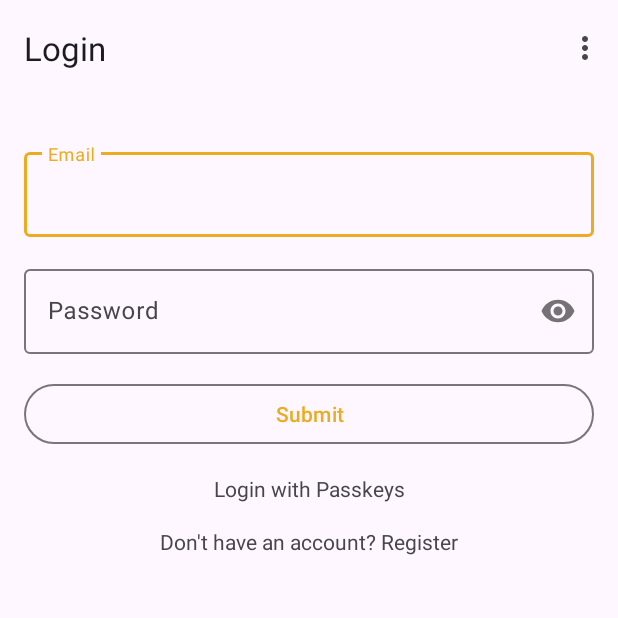
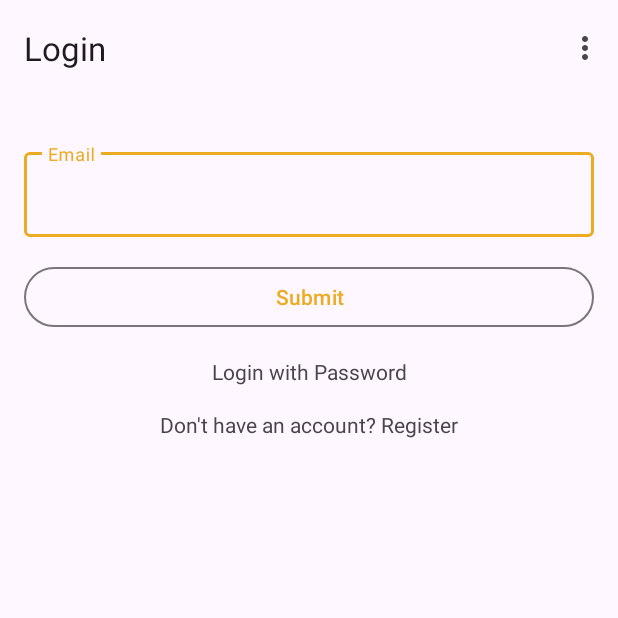
Before and after one commit to bgaurav7/passkeys-auth-android, an Android app: the screen it shows after launch (AuthActivity), on a phone screen of 412 x 824 dp, the top half of it. Run offline under Robolectric (Android 15) with nearby library versions, the phone set to English and light mode, and no system bars; our stand-ins replace navigation-ui; 1 statement that could not run was skipped.

Commit message:
Routes Changed for Password Authentication

```diff
--- a/app/src/main/java/in/bgaurav/passkeys/repository/AuthRepository.kt
+++ b/app/src/main/java/in/bgaurav/passkeys/repository/AuthRepository.kt
@@ -3,7 +3,11 @@ package `in`.bgaurav.passkeys.repository
 import `in`.bgaurav.passkeys.model.AuthResponse
 
 interface AuthRepository {
-    suspend fun login(email: String, password: String): AuthResponse
-    suspend fun register(firstName: String, lastName: String, email: String, password: String): AuthResponse
+
+    suspend fun loginPassword(email: String, password: String): AuthResponse
+
+    suspend fun registerPassword(firstName: String, lastName: String, email: String, password: String): AuthResponse
+
     suspend fun verifyOtp(email: String, otp: String): AuthResponse
+
 }
--- a/app/src/main/java/in/bgaurav/passkeys/view/AuthLoginFragment.kt
+++ b/app/src/main/java/in/bgaurav/passkeys/view/AuthLoginFragment.kt
@@ -9,7 +9,6 @@ import android.view.View
 import android.view.ViewGroup
 import androidx.core.content.ContextCompat
 import androidx.fragment.app.activityViewModels
-import androidx.lifecycle.ViewModelProvider
 import androidx.navigation.fragment.findNavController
 import com.google.android.material.snackbar.Snackbar
 import `in`.bgaurav.passkeys.R
@@ -21,6 +20,8 @@ import `in`.bgaurav.passkeys.viewmodel.AuthViewModel
  * A simple [Fragment] subclass as the default destination in the navigation.
  */
 class AuthLoginFragment : Fragment() {
+
+    private val TAG = AuthLoginFragment::class.java.simpleName
 
     private var _binding: FragmentAuthLoginBinding? = null
 
@@ -67,7 +68,7 @@ class AuthLoginFragment : Fragment() {
         }
 
         viewModel.loginState.observe(viewLifecycleOwner) {
-            Log.d("GB", it.toString())
+            Log.d(TAG, "View loginState $it")
             when (it) {
                 is AuthViewModel.LoginState.Idle -> {
 
--- a/app/src/main/java/in/bgaurav/passkeys/viewmodel/AuthViewModel.kt
+++ b/app/src/main/java/in/bgaurav/passkeys/viewmodel/AuthViewModel.kt
@@ -13,6 +13,8 @@ import kotlinx.coroutines.CoroutineExceptionHandler
 import kotlinx.coroutines.launch
 
 class AuthViewModel() : ViewModel() {
+
+    private val TAG = AuthViewModel::class.java.simpleName
 
     private val authRepository: AuthRepository = AuthRepositoryImpl(ApiClient.apiService)
 
@@ -44,7 +46,7 @@ class AuthViewModel() : ViewModel() {
 
     private val loginExceptionHandler = CoroutineExceptionHandler { coroutineContext, throwable ->
         throwable.message?.let {
-            Log.d("GB", "AuthViewModel loginExceptionHandler: $it")
+            Log.d(TAG, "AuthViewModel loginExceptionHandler: $it")
             _loginState.value = LoginState.Error(it)
         }
     }
@@ -53,9 +55,9 @@ class AuthViewModel() : ViewModel() {
         viewModelScope.launch(loginExceptionHandler) {
             _loginState.value = LoginState.Loading
 
-            val result = authRepository.login(email, password)
+            val result = authRepository.loginPassword(email, password)
 
-            Log.d("GB", "AuthViewModel loginResult: $result")
+            Log.d(TAG, "AuthViewModel loginResult: $result")
             if(result.status) {
                 _loginState.value = LoginState.Success(result.data)
             } else {
@@ -81,7 +83,7 @@ class AuthViewModel() : ViewModel() {
 
     private val registerExceptionHandler = CoroutineExceptionHandler { coroutineContext, throwable ->
         throwable.message?.let {
-            Log.d("GB", "AuthViewModel registerExceptionHandler: $it")
+            Log.d(TAG, "AuthViewModel registerExceptionHandler: $it")
             _registerState.value = RegisterState.Error(it)
         }
     }
@@ -90,9 +92,9 @@ class AuthViewModel() : ViewModel() {
         viewModelScope.launch(registerExceptionHandler) {
             _registerState.value = RegisterState.Loading
 
-            val result = authRepository.register(firstName, lastName, email, password)
+            val result = authRepository.registerPassword(firstName, lastName, email, password)
 
-            Log.d("GB", "AuthViewModel registerResult: $result")
+            Log.d(TAG, "AuthViewModel registerResult: $result")
             if(result.status) {
                 _registerState.value = RegisterState.RegisterSuccess(result.data)
             } else {
@@ -107,7 +109,7 @@ class AuthViewModel() : ViewModel() {
 
             val result = authRepository.verifyOtp(email, otp)
 
-            Log.d("GB", "AuthViewModel verifyOtp: $result")
+            Log.d(TAG, "AuthViewModel verifyOtp: $result")
             if(result.status) {
                 _registerState.value = RegisterState.VerificationSuccess
             } else {
@@ -121,7 +123,7 @@ class AuthViewModel() : ViewModel() {
     }
 
     init {
-        _authTypeState.value = AuthTypeState.Password
+        _authTypeState.value = AuthTypeState.Passkey
         _loginState.value = LoginState.Idle
         _registerState.value = RegisterState.Idle
     }
```
Also changed, not shown: app/src/main/java/in/bgaurav/passkeys/network/ApiService.kt (+5 -4 lines), app/src/main/java/in/bgaurav/passkeys/repository/AuthRepositoryImpl.kt (+4 -4 lines), app/src/main/java/in/bgaurav/passkeys/view/AuthRegisterFragment.kt (+11 -10 lines).
